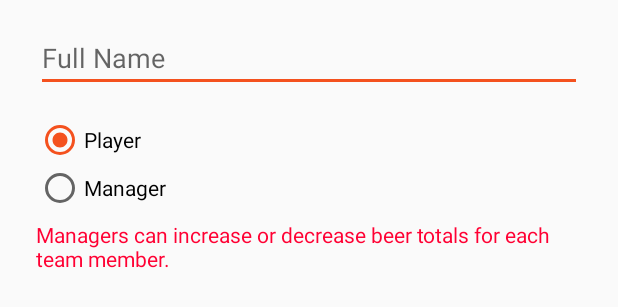
After one commit to EricoBandito/BeerManager, an Android app: the layout edit_player_dialog.xml on its own in the app's theme, with its tools: preview values and no code run, on a phone screen of 412 x 824 dp. The commit adds this screen. Shown: the top 307 px of the screen. Run offline under Robolectric (Android 15) with nearby library versions, the phone set to English and light mode, and no system bars.

Commit message:
Added DeletePlayerDialog

```diff
--- /dev/null
+++ b/app/src/main/res/layout/edit_player_dialog.xml
@@ -0,0 +1,58 @@
+<?xml version="1.0" encoding="utf-8"?>
+<androidx.constraintlayout.widget.ConstraintLayout xmlns:android="http://schemas.android.com/apk/res/android"
+    xmlns:app="http://schemas.android.com/apk/res-auto"
+    xmlns:tools="http://schemas.android.com/tools"
+    android:layout_width="match_parent"
+    android:layout_height="match_parent">
+
+    <EditText
+        android:id="@+id/et_name"
+        android:layout_width="0dp"
+        android:layout_height="wrap_content"
+        android:layout_marginStart="24dp"
+        android:layout_marginTop="16dp"
+        android:layout_marginEnd="24dp"
+        android:ems="10"
+        android:hint="Full Name"
+        android:inputType="textPersonName"
+        app:layout_constraintEnd_toEndOf="parent"
+        app:layout_constraintHorizontal_bias="0.0"
+        app:layout_constraintStart_toStartOf="parent"
+        app:layout_constraintTop_toTopOf="parent" />
+
+    <RadioGroup
+        android:id="@+id/radioGroup"
+        android:layout_width="227dp"
+        android:layout_height="69dp"
+        android:layout_marginTop="16dp"
+        app:layout_constraintStart_toStartOf="@+id/et_name"
+        app:layout_constraintTop_toBottomOf="@+id/et_name"
+        android:checkedButton="@id/rad_player">
+
+        <RadioButton
+            android:id="@+id/rad_player"
+            android:layout_width="match_parent"
+            android:layout_height="wrap_content"
+            android:text="@string/player"
+            />
+
+        <RadioButton
+            android:id="@+id/rad_manager"
+            android:layout_width="match_parent"
+            android:layout_height="wrap_content"
+            android:text="@string/manager" />
+
+    </RadioGroup>
+
+    <TextView
+        android:id="@+id/txt_manager_explanaition"
+        android:layout_width="0dp"
+        android:layout_height="wrap_content"
+        android:layout_marginStart="24dp"
+        android:layout_marginEnd="24dp"
+        android:text="@string/manager_explaination"
+        android:textColor="@color/errorRed"
+        app:layout_constraintEnd_toEndOf="parent"
+        app:layout_constraintStart_toStartOf="parent"
+        app:layout_constraintTop_toBottomOf="@+id/radioGroup" />
+</androidx.constraintlayout.widget.ConstraintLayout>
--- a/app/src/main/res/values/strings.xml
+++ b/app/src/main/res/values/strings.xml
@@ -16,6 +16,8 @@
     <string name="str_owner_explaination"><b>Owner:</b> An owner may do all tasks including adding and removing managers. There can only be one owner at a time..</string>
     <string name="str_manager_explaination"><b>Manager:</b> A manager may process ticket purchases and manage beer sales.</string>
     <string name="str_player_explaination"><b>Player:</b> A player may not execute any tasks. They are simple someone on your team that drinks beers.</string>
+    <string name="str_delete_verification">Are you sure you want to delete {player} from the player list?</string>
+    <string name="str_delete_beercount">{player} has {beercount} unused beers remaining</string>
 
     <string-array name="players">
         <item>Alex Anspikian</item>
```
Also changed, not shown: app/src/main/java/com/example/beermanager/Classes/EditPlayerDialog.java (+10 -1 lines), app/src/main/java/com/example/beermanager/DeletePlayerDialog.java (added, +39 -0 lines), app/src/main/java/com/example/beermanager/PlayersFragment.java (+3 -10 lines), app/src/main/res/drawable/ic_delete.xml (added, +10 -0 lines), app/src/main/res/layout/delete_player_dialog.xml (added, +33 -0 lines), app/src/main/res/layout/fragment_players.xml (+0 -18 lines).
